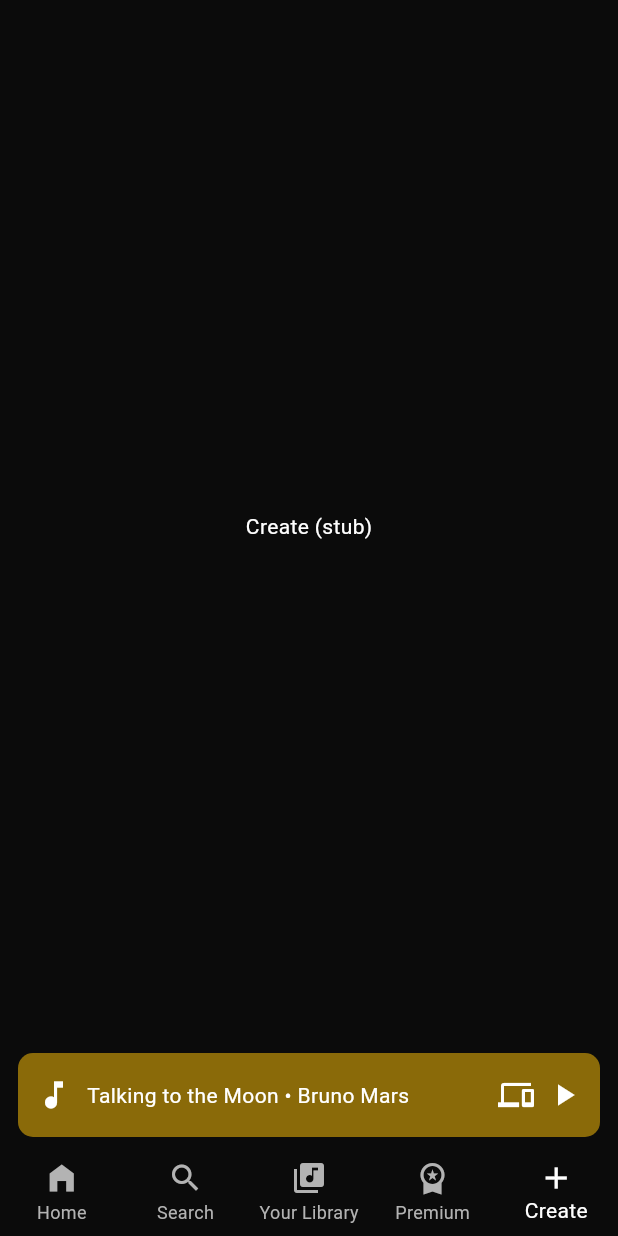
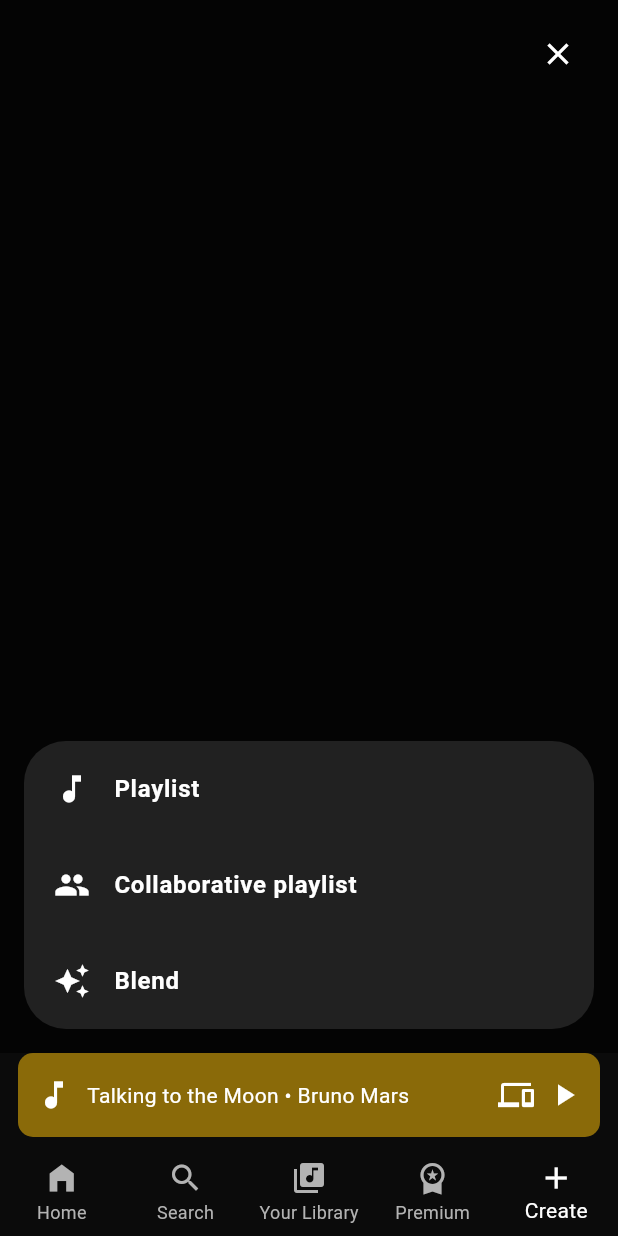
Before and after one commit to Zyxavy/Flutter-Spotify-Clone, a Flutter app: the ShellScaffold screen opened directly with empty values, item 5 of the bottom bar chosen, on a phone screen of 412 x 824 dp. Run offline on Flutter 3.47's test engine with Material 3 defaults, Android fonts, the phone set to English and light mode, and no system bars; our stand-ins replace flutter_riverpod, go_router, google_fonts.

Commit message:
Add create overlay screen and route wiring

```diff
--- a/lib/router/app_router.dart
+++ b/lib/router/app_router.dart
@@ -1,5 +1,6 @@
 import 'package:flutter/material.dart';
 import 'package:go_router/go_router.dart';
+import '../screens/create/create_screen.dart';
 import '../screens/home/home_screen.dart';
 import '../screens/library/library_screen.dart';
 import '../screens/login/login_screen.dart';
@@ -12,19 +13,25 @@ final appRouter = GoRouter(
   routes: [
     GoRoute(
       path: '/login',
-      builder: (_, __) => const LoginScreen(),
+      builder: (_, _) => const LoginScreen(),
     ),
     ShellRoute(
       builder: (context, state, child) => ShellScaffold(child: child),
       routes: [
-        GoRoute(path: '/home', builder: (_, __) => const HomeScreen()),
-        GoRoute(path: '/search', builder: (_, __) => const SearchScreen()),
-        GoRoute(path: '/library', builder: (_, __) => const LibraryScreen()),
-        GoRoute(path: '/premium', builder: (_, __) => const PremiumScreen()),
+        GoRoute(path: '/home', builder: (_, _) => const HomeScreen()),
+        GoRoute(path: '/search', builder: (_, _) => const SearchScreen()),
+        GoRoute(path: '/library', builder: (_, _) => const LibraryScreen()),
+        GoRoute(path: '/premium', builder: (_, _) => const PremiumScreen()),
         GoRoute(
           path: '/create',
-          builder: (_, __) => const Scaffold(
-            body: Center(child: Text('Create (stub)')),
+           pageBuilder: (context, state) => CustomTransitionPage<void>(
+            key: state.pageKey,
+            opaque: false,
+            barrierColor: Colors.transparent,
+            child: const CreateScreen(),
+            transitionsBuilder: (context, animation, secondaryAnimation, child) =>
+                FadeTransition(opacity: animation, child: child),
+
           ),
         ),
       ],
--- /dev/null
+++ b/lib/screens/create/create_screen.dart
@@ -0,0 +1,85 @@
+import 'package:flutter/material.dart';
+
+import '../../theme/app_colors.dart';
+
+class CreateScreen extends StatelessWidget {
+  const CreateScreen({super.key});
+
+  @override
+  Widget build(BuildContext context) {
+    return Scaffold(
+      backgroundColor: Colors.black.withValues(alpha: 0.65),
+      body: SafeArea(
+        child: Padding(
+          padding: const EdgeInsets.fromLTRB(16, 12, 16, 16),
+          child: Column(
+            children: [
+              Align(
+                alignment: Alignment.topRight,
+                child: IconButton(
+                  onPressed: () => Navigator.of(context).maybePop(),
+                  icon: const Icon(Icons.close, color: AppColors.textPrimary),
+                  tooltip: 'Close',
+                ),
+              ),
+              const SizedBox(height: 8),
+              Expanded(
+                child: Align(
+                  alignment: Alignment.bottomCenter,
+                  child: Container(
+                    width: double.infinity,
+                    decoration: BoxDecoration(
+                      color: const Color(0xFF212121),
+                      borderRadius: BorderRadius.circular(28),
+                    ),
+                    child: Column(
+                      mainAxisSize: MainAxisSize.min,
+                      children: const [
+                        _CreateActionRow(
+                          icon: Icons.music_note,
+                          title: 'Playlist',
+                        ),
+                        _CreateActionRow(
+                          icon: Icons.group,
+                          title: 'Collaborative playlist',
+                        ),
+                        _CreateActionRow(
+                          icon: Icons.auto_awesome,
+                          title: 'Blend',
+                        ),
+                      ],
+                    ),
+                  ),
+                ),
+              ),
+            ],
+          ),
+        ),
+      ),
+    );
+  }
+}
+
+class _CreateActionRow extends StatelessWidget {
+  final IconData icon;
+  final String title;
+
+  const _CreateActionRow({required this.icon, required this.title});
+
+  @override
+  Widget build(BuildContext context) {
+    return ListTile(
+      contentPadding: const EdgeInsets.symmetric(horizontal: 20, vertical: 4),
+      leading: Icon(icon, color: AppColors.textPrimary),
+      title: Text(
+        title,
+        style: const TextStyle(
+          color: AppColors.textPrimary,
+          fontSize: 16,
+          fontWeight: FontWeight.w600,
+        ),
+      ),
+      onTap: () {},
+    );
+  }
+}
--- a/lib/widgets/shell_scaffold.dart
+++ b/lib/widgets/shell_scaffold.dart
@@ -32,7 +32,14 @@ class ShellScaffold extends StatelessWidget {
         backgroundColor: AppColors.bg,
         selectedItemColor: AppColors.textPrimary,
         unselectedItemColor: AppColors.textSecondary,
-        onTap: (i) => context.go(_tabs[i]),
+        onTap: (i) {
+          if (_tabs[i] == '/create') {
+            context.push('/create');
+            return;
+          }
+          context.go(_tabs[i]);
+        },
+
         items: const [
           BottomNavigationBarItem(icon: Icon(Icons.home_filled), label: 'Home'),
           BottomNavigationBarItem(icon: Icon(Icons.search), label: 'Search'),
```
